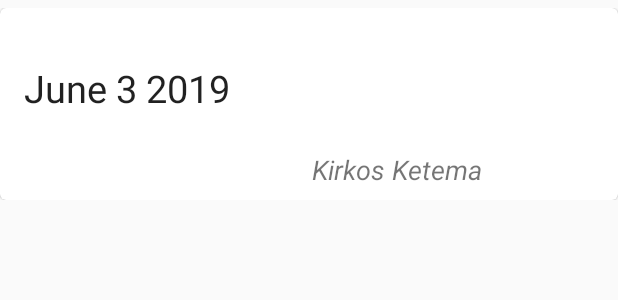
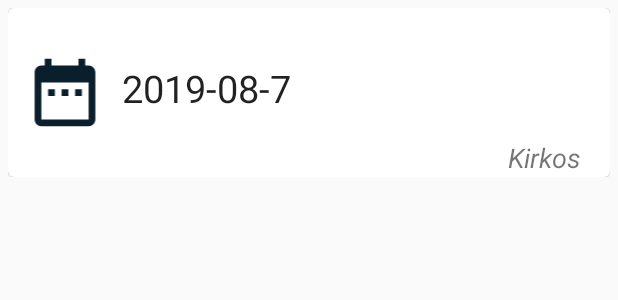
Before and after one commit to Eyosias5/Blood_For_My_People, an Android app: the layout donation_history_item.xml on its own in the app's theme, with its tools: preview values and no code run, on a phone screen of 412 x 824 dp. Shown: the top 300 px of the screen. Run offline under Robolectric (Android 15) with nearby library versions, the phone set to English and light mode, and no system bars.

Commit message:
data binding

```diff
--- a/app/src/main/java/com/teambloodformypeople/Constants.kt
+++ b/app/src/main/java/com/teambloodformypeople/Constants.kt
@@ -1,7 +1,7 @@
 package com.teambloodformypeople
 
 class Constants {
-    val baseUrl = "http://192.168.43.221:3434/api/"
+    val baseUrl = "http://192.168.43.242:3434/api/"
     val currentUser = "CURRENT_USER"
     val currentRole = "CURRENT_ROLE"
 }
--- a/app/src/main/java/com/teambloodformypeople/Repository/DonationHistoryRepository.kt
+++ b/app/src/main/java/com/teambloodformypeople/Repository/DonationHistoryRepository.kt
@@ -2,7 +2,8 @@ package com.teambloodformypeople.Repository
 
 import android.util.Log
 import androidx.lifecycle.LiveData
-import et.edu.aait.roomdbexample.data.*
+import com.teambloodformypeople.data.daos.DonationHistoryDao
+
 import kotlinx.coroutines.Deferred
 import kotlinx.coroutines.Dispatchers
 import kotlinx.coroutines.GlobalScope
@@ -12,7 +13,7 @@ import com.teambloodformypeople.data.models.DonationHistory
 
 class DonationHistoryRepository(private val donationHistoryDao: DonationHistoryDao) {
 
-    fun allDonationHistories(): LiveData<List<DonationHistory>> = donationHistoryDao.getAllDonationHistory()
+//    fun allDonationHistories(): LiveData<List<DonationHistory>> = donationHistoryDao.getAllDonationHistory()
 
 //    fun insertCourse(course: Course) {
 //        donationHistoryDao.insertDonationHistory(course)
--- a/app/src/main/java/com/teambloodformypeople/viewmodels/DonationHistoryViewModel.kt
+++ b/app/src/main/java/com/teambloodformypeople/viewmodels/DonationHistoryViewModel.kt
@@ -9,7 +9,8 @@ import retrofit2.Response
 
 class DonationHistoryViewModel : ViewModel(){
     private val donationHistoryRepository: DonationHistoryRepository
-
+    val date = MutableLiveData("2019-09-02")
+    val location = MutableLiveData("Kirkos")
     init {
         val donationHistoryApiService =  DonationHistoryApiService.getInstance()
         donationHistoryRepository = DonationHistoryRepository(donationHistoryApiService)
--- /dev/null
+++ b/app/src/main/res/drawable/ic_date_range_black_24dp.xml
@@ -0,0 +1,5 @@
+<vector android:height="24dp" android:tint="#091F2B"
+    android:viewportHeight="24.0" android:viewportWidth="24.0"
+    android:width="24dp" xmlns:android="http://schemas.android.com/apk/res/android">
+    <path android:fillColor="#FF000000" android:pathData="M9,11L7,11v2h2v-2zM13,11h-2v2h2v-2zM17,11h-2v2h2v-2zM19,4h-1L18,2h-2v2L8,4L8,2L6,2v2L5,4c-1.11,0 -1.99,0.9 -1.99,2L3,20c0,1.1 0.89,2 2,2h14c1.1,0 2,-0.9 2,-2L21,6c0,-1.1 -0.9,-2 -2,-2zM19,20L5,20L5,9h14v11z"/>
+</vector>
--- a/app/src/main/res/layout/donation_history_item.xml
+++ b/app/src/main/res/layout/donation_history_item.xml
@@ -1,36 +1,53 @@
 <?xml version="1.0" encoding="utf-8"?>
-<layout xmlns:android="http://schemas.android.com/apk/res/android" xmlns:app="http://schemas.android.com/apk/res-auto">
+<layout
+        xmlns:tools="http://schemas.android.com/tools"
+        xmlns:android="http://schemas.android.com/apk/res/android"
+        xmlns:app="http://schemas.android.com/apk/res-auto">
     <data>
 
     </data>
     <androidx.constraintlayout.widget.ConstraintLayout
             android:layout_width="match_parent"
+            android:layout_marginHorizontal="5dp"
             android:layout_marginVertical="5dp"
             android:layout_height="wrap_content">
 
         <com.google.android.material.card.MaterialCardView
                 style="@style/Widget.MaterialComponents.CardView"
+                android:elevation="2dp"
+
                 android:layout_width="0dp" android:id="@+id/materialCardView"
                 app:layout_constraintTop_toTopOf="parent" app:layout_constraintStart_toStartOf="parent"
                 android:layout_height="wrap_content" app:layout_constraintEnd_toEndOf="parent"
                 app:layout_constraintHorizontal_bias="0.32">
 
-            <androidx.constraintlayout.widget.ConstraintLayout android:layout_width="707dp"
-                                                               android:layout_height="128dp">
+            <androidx.constraintlayout.widget.ConstraintLayout android:layout_width="396dp"
+                                                               android:layout_height="wrap_content">
+                <ImageView
+                        android:layout_width="60dp"
+                        android:layout_height="54dp" app:srcCompat="@drawable/ic_date_range_black_24dp"
+                        android:id="@+id/imageView" android:layout_marginTop="8dp"
+                        app:layout_constraintTop_toTopOf="parent" android:layout_marginBottom="8dp"
+                        app:layout_constraintBottom_toBottomOf="parent" app:layout_constraintStart_toStartOf="parent"
+                        android:layout_marginStart="8dp"/>
                 <TextView
                         android:layout_marginTop="36dp"
-                        android:layout_width="368dp" android:layout_height="35dp"
-                        android:text="June 3 2019" app:layout_constraintTop_toTopOf="parent"
-                        app:layout_constraintStart_toStartOf="parent"
-                        android:layout_marginStart="16dp" android:textAppearance="@style/TextAppearance.AppCompat.Large"
-                        android:textSize="25sp" android:id="@+id/donation_date_textview"/>
+                        android:layout_width="wrap_content" android:layout_height="35dp"
+
+                        app:layout_constraintTop_toTopOf="parent"
+                        android:layout_marginStart="8dp" android:textAppearance="@style/TextAppearance.AppCompat.Large"
+                        android:textSize="25sp"
+                        android:id="@+id/donation_date_textview" app:layout_constraintStart_toEndOf="@+id/imageView"
+                        android:text="2019-08-7"/>
                 <TextView
-                        android:text="Kirkos Ketema"
+
+                        android:gravity="end"
+                        android:text="Kirkos"
                         android:layout_width="150dp"
                         android:layout_height="25dp"
                         android:id="@+id/donation_recpient_location_textview"
                         app:layout_constraintStart_toStartOf="parent"
-                        android:layout_marginStart="208dp" android:layout_marginTop="24dp"
+                        android:layout_marginStart="232dp" android:layout_marginTop="16dp"
                         app:layout_constraintTop_toBottomOf="@+id/donation_date_textview" android:textSize="18sp"
                         android:textStyle="italic" style="@android:style/Widget.Holo.Light.TextView"/>
 
```
Also changed, not shown: app/src/main/java/com/teambloodformypeople/AdminFragment.kt (added, +22 -0 lines), app/src/main/java/com/teambloodformypeople/DonationHistoryFragment.kt (+4 -6 lines), app/src/main/java/com/teambloodformypeople/RecepientFragment.kt (added, +22 -0 lines), app/src/main/java/com/teambloodformypeople/adapters/DonationHistoryAdapter.kt (+8 -2 lines), app/src/main/java/com/teambloodformypeople/adapters/HomeAdapter.kt (+15 -9 lines), app/src/main/java/com/teambloodformypeople/data/DonationHistory.kt (deleted, +0 -22 lines), app/src/main/java/com/teambloodformypeople/data/DonationHistoryDao.kt (deleted, +0 -19 lines), app/src/main/java/com/teambloodformypeople/data/HistoryApiService.kt (deleted, +0 -50 lines), app/src/main/java/com/teambloodformypeople/data/UserDao.kt (deleted, +0 -18 lines), app/src/main/java/com/teambloodformypeople/viewmodels/UserViewModel.kt (+4 -3 lines), app/src/main/res/layout/donation_history_fragment.xml (+5 -3 lines), app/src/main/res/layout/fragment_admin.xml (added, +14 -0 lines), app/src/main/res/layout/fragment_recepient.xml (added, +14 -0 lines), app/src/main/res/layout/home_item.xml (+6 -3 lines), 1 more files.
